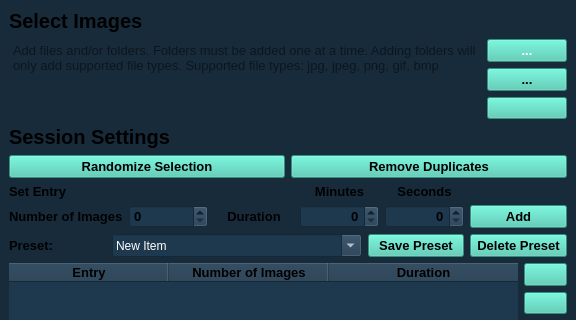
Before: the Qt Designer form ui/main_window.ui in adnv3k/GestureSesh, drawn with Qt 5; both pictures show x 0 to 576 and y 0 to 320 of the 576 by 617 pixel window.
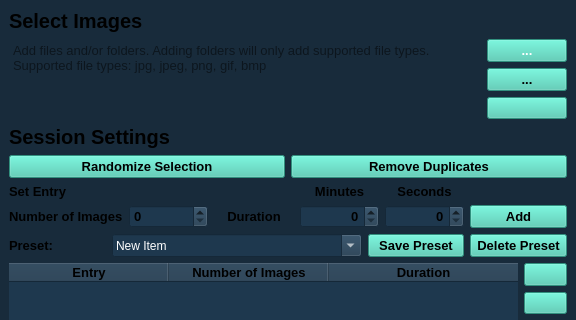
After: the same form once the commit is applied. Icons and pictures are not drawn.

What changed in the file:
```diff
--- a/ui/main_window.ui
+++ b/ui/main_window.ui
@@ -82,9 +82,9 @@
      <colorrole role="PlaceholderText">
       <brush brushstyle="NoBrush">
        <color alpha="128">
-        <red>0</red>
-        <green>0</green>
-        <blue>0</blue>
+        <red>255</red>
+        <green>255</green>
+        <blue>255</blue>
        </color>
       </brush>
      </colorrole>
@@ -212,9 +212,9 @@
      <colorrole role="PlaceholderText">
       <brush brushstyle="NoBrush">
        <color alpha="128">
-        <red>0</red>
-        <green>0</green>
-        <blue>0</blue>
+        <red>255</red>
+        <green>255</green>
+        <blue>255</blue>
        </color>
       </brush>
      </colorrole>
@@ -316,9 +316,9 @@
       <colorrole role="PlaceholderText">
        <brush brushstyle="NoBrush">
         <color alpha="128">
-         <red>0</red>
-         <green>0</green>
-         <blue>0</blue>
+         <red>255</red>
+         <green>255</green>
+         <blue>255</blue>
         </color>
        </brush>
       </colorrole>
@@ -446,9 +446,9 @@
       <colorrole role="PlaceholderText">
        <brush brushstyle="NoBrush">
         <color alpha="128">
-         <red>0</red>
-         <green>0</green>
-         <blue>0</blue>
+         <red>255</red>
+         <green>255</green>
+         <blue>255</blue>
         </color>
        </brush>
       </colorrole>
@@ -545,7 +545,7 @@
          <set>Qt::TextSelectableByKeyboard|Qt::TextSelectableByMouse</set>
         </property>
         <property name="placeholderText">
-         <string>Add files and/or folders. Folders must be added one at a time. Adding folders will only add supported file types. Supported file types: jpg, jpeg, png, gif, bmp</string>
+         <string>Add files and/or folders. Adding folders will only add supported file types. Supported file types: jpg, jpeg, png, gif, bmp</string>
         </property>
        </widget>
       </item>
```
Left out of the diff: 34 changed lines with no effect on the pictures.
